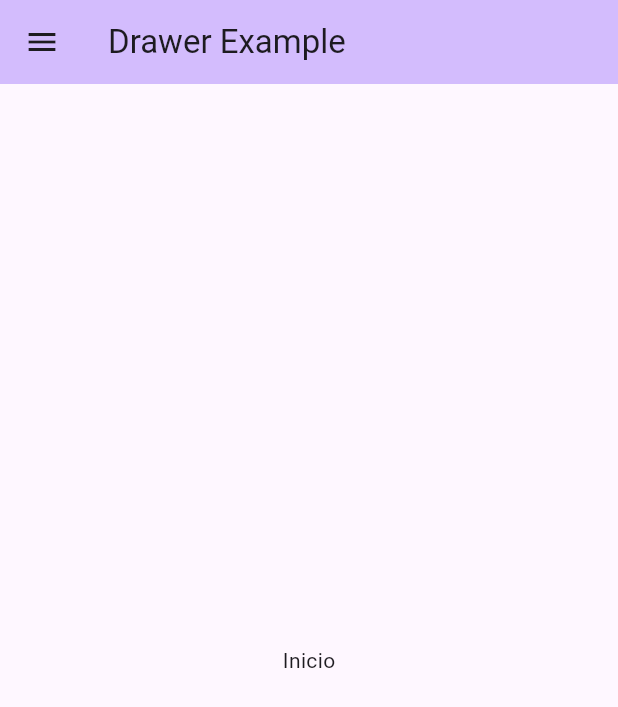
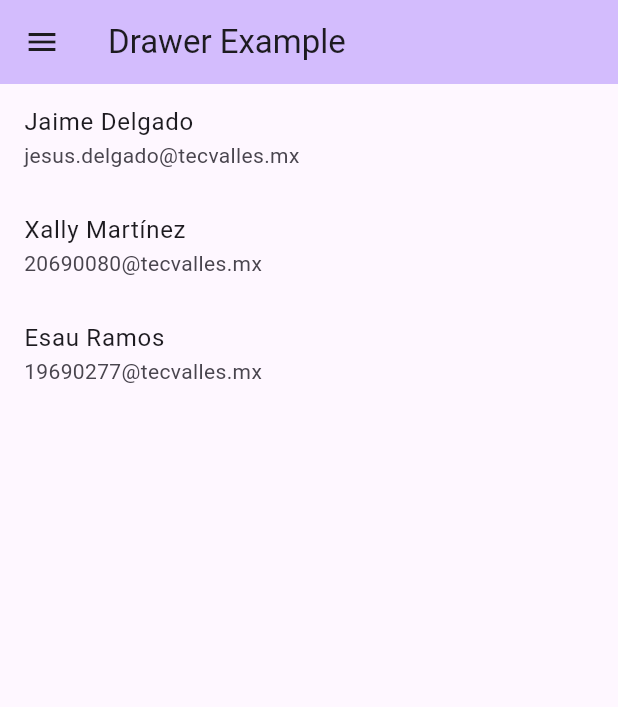
Before and after one commit to j2deme/Flutter-Repos, a Flutter app: the screen it shows after launch, on a phone screen of 412 x 824 dp. Shown: the top 707 px of the screen. Run offline on Flutter 3.47's test engine with Material 3 defaults, Android fonts, the light colour scheme and no system bars; our stand-ins replace community_material_icon.

Commit message:
Agrega listado de contactos
Agrega un listado de "contactos" a la pantalla principal para ejemplificar el uso del paso de parámetros hacia la vista de perfil

```diff
--- a/drawer_v/lib/main.dart
+++ b/drawer_v/lib/main.dart
@@ -64,6 +64,12 @@ class _MyHomePageState extends State<MyHomePage> {
       ),
     ];
 
+    List<Map<String, dynamic>> contactos = [
+      {"nombre": "Jaime Delgado", "correo": "jesus.delgado@tecvalles.mx", "color": Colors.red},
+      {"nombre": "Xally Martínez", "correo": "20690080@tecvalles.mx", "color": Colors.pink},
+      {"nombre": "Esau Ramos", "correo": "19690277@tecvalles.mx", "color": Colors.black}
+    ];
+
     return Scaffold(
       appBar: AppBar(
         backgroundColor: Theme.of(context).colorScheme.inversePrimary,
@@ -85,15 +91,14 @@ class _MyHomePageState extends State<MyHomePage> {
           ],
         ),
       ),
-      body: const Center(
-        child: Column(
-          mainAxisAlignment: MainAxisAlignment.center,
-          children: <Widget>[
-            Text(
-              'Inicio',
-            ),
-          ],
-        ),
+      body: ListView.builder(
+        itemCount: contactos.length,
+        itemBuilder: (context, index) {
+          return ListTile(
+            title: Text(contactos[index]["nombre"]),
+            subtitle: Text(contactos[index]["correo"]),
+          );
+        },
       ),
     );
   }
```
